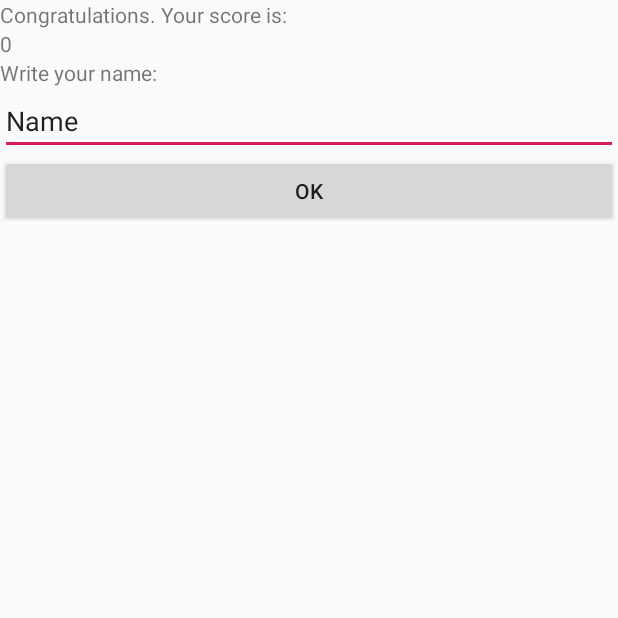
After one commit to OndrejSliva/pacman, an Android app: the WriteNameActivity screen opened directly, with no data from a screen before it, on a phone screen of 412 x 824 dp, the top half of it. The commit adds this screen. Run offline under Robolectric (Android 15) with nearby library versions, the phone set to English and light mode, and no system bars.

Commit message:
added high score, added new level

```diff
--- a/app/src/main/AndroidManifest.xml
+++ b/app/src/main/AndroidManifest.xml
@@ -19,6 +19,8 @@
         <activity android:name=".GameActivity" />
         <activity android:name=".SettingActivity" />
         <activity android:name=".ChooseLevelActivity" />
+        <activity android:name=".HighScoreActivity" />
+        <activity android:name=".WriteNameActivity" />
     </application>
 
 </manifest>
--- a/app/src/main/assets/levels.txt
+++ b/app/src/main/assets/levels.txt
@@ -1,3 +1,4 @@
 20,15,1,1,1,1,1,1,1,1,1,1,1,1,1,1,1,1,1,1,1,1,1,0,0,3,0,0,0,0,0,0,0,0,0,0,0,0,0,0,0,1,1,0,1,1,1,1,1,1,1,0,1,1,1,1,1,1,1,1,0,1,1,0,0,0,0,0,0,0,0,0,0,0,0,0,0,3,0,0,0,1,1,0,1,1,1,0,1,1,1,0,1,1,1,0,1,1,1,1,0,1,1,0,1,0,0,0,0,0,1,0,1,0,0,0,0,0,0,1,0,1,1,0,1,0,1,0,1,0,1,0,1,0,1,0,1,1,0,1,0,1,1,0,0,0,1,0,1,0,0,0,0,0,1,0,1,1,0,0,0,1,1,0,1,0,1,0,1,0,1,0,1,0,1,0,1,1,0,1,0,1,1,0,1,0,0,0,0,0,1,2,1,0,0,0,0,0,0,1,0,1,1,0,1,1,1,0,1,1,1,0,1,1,1,0,1,1,1,1,0,1,1,0,0,0,0,0,0,0,0,0,0,0,0,0,0,0,3,0,0,1,1,0,1,1,1,1,1,1,1,0,1,1,1,1,1,1,1,1,0,1,1,0,0,0,3,0,0,0,0,0,0,0,0,0,0,0,0,0,0,1,1,1,1,1,1,1,1,1,1,1,1,1,1,1,1,1,1,1,1,1
 23,19,1,1,1,1,1,1,1,1,1,1,1,1,1,1,1,1,1,1,1,1,1,1,1,1,0,0,0,0,0,0,0,0,0,0,1,0,0,0,0,0,0,0,0,0,0,1,1,0,1,1,0,1,0,1,1,1,0,1,0,1,1,1,0,1,3,1,1,0,1,1,0,1,3,0,1,0,1,0,0,0,0,0,0,0,1,0,1,0,0,1,0,1,1,0,0,0,1,1,0,1,0,1,1,0,1,1,0,1,0,1,1,0,0,0,1,1,0,1,0,0,0,0,0,0,0,1,0,1,0,0,0,0,0,0,0,1,0,1,1,0,1,1,1,0,1,0,1,0,0,0,0,0,1,0,1,0,1,1,1,0,1,1,0,0,0,0,0,1,0,1,1,1,0,1,1,1,0,1,0,0,0,0,0,1,1,1,1,0,1,1,1,0,0,0,0,0,0,0,0,0,1,1,1,0,1,1,1,1,0,0,0,0,0,0,0,1,0,1,1,1,0,1,0,0,0,0,0,0,0,1,1,0,1,1,1,1,1,0,1,0,0,0,0,0,1,0,1,1,1,1,1,0,1,1,0,0,0,0,0,0,0,1,1,1,0,1,1,1,0,0,0,0,0,0,0,1,1,0,1,1,1,0,1,0,0,0,0,0,0,0,0,0,1,0,1,1,1,0,1,1,0,0,0,1,0,1,0,1,1,1,2,1,1,1,0,1,0,1,0,0,0,1,1,0,1,0,1,0,1,0,0,0,1,0,1,0,0,0,1,3,1,0,1,0,1,1,0,1,0,3,0,1,0,1,0,1,0,1,0,1,0,1,0,0,0,1,0,1,1,0,1,1,1,0,1,0,1,0,1,0,1,0,1,0,1,0,1,1,1,0,1,1,0,0,0,0,0,0,0,1,0,0,0,0,0,1,0,0,0,0,0,0,0,1,1,1,1,1,1,1,1,1,1,1,1,1,1,1,1,1,1,1,1,1,1,1,1
 21,17,1,1,1,1,1,1,1,1,1,1,1,1,1,1,1,1,1,1,1,1,1,1,0,0,0,0,0,0,0,0,0,0,0,0,0,0,3,0,0,0,0,1,1,0,1,1,1,1,1,0,1,1,1,1,1,0,1,1,1,1,1,0,1,1,0,0,3,0,0,0,0,0,0,0,0,0,0,0,0,0,0,0,0,1,1,0,1,0,1,1,1,1,0,1,1,1,0,1,1,1,1,0,1,0,1,1,0,1,0,0,0,0,0,0,0,0,0,0,0,0,0,0,0,1,0,1,1,0,1,0,1,0,1,1,1,1,0,1,1,1,1,0,1,0,1,0,1,1,0,1,0,1,0,0,0,0,0,0,0,0,0,0,0,1,0,1,0,1,1,0,0,0,1,0,1,1,1,1,1,1,1,1,1,0,1,0,0,0,1,1,0,1,0,1,0,0,0,0,0,2,0,0,0,0,0,1,0,1,0,1,1,0,1,0,1,0,1,1,1,1,0,1,1,1,1,0,1,0,1,0,1,1,0,1,0,0,0,0,0,0,0,0,0,0,0,0,0,0,0,1,0,1,1,0,1,0,1,1,1,1,0,1,1,1,0,1,1,1,1,0,1,0,1,1,0,0,0,0,0,0,0,0,0,0,0,0,0,0,0,3,0,0,0,1,1,0,1,1,1,1,1,0,1,1,1,1,1,0,1,1,1,1,1,0,1,1,0,0,0,3,0,0,0,0,0,0,0,0,0,0,0,0,0,0,0,1,1,1,1,1,1,1,1,1,1,1,1,1,1,1,1,1,1,1,1,1,1
+21,17,1,1,1,1,1,1,1,1,1,1,1,1,1,1,1,1,1,1,1,1,1,1,0,0,0,0,0,0,0,0,0,0,0,0,0,0,0,0,0,0,0,1,1,0,1,0,1,0,1,0,1,0,1,0,1,0,1,0,1,3,1,0,1,1,0,3,0,0,0,0,0,0,0,0,0,0,0,0,0,0,0,0,0,1,1,0,1,0,1,0,1,0,1,0,1,0,1,0,1,0,1,0,1,0,1,1,0,0,0,0,0,0,0,0,0,0,0,0,0,0,0,0,0,0,0,1,1,0,1,0,1,0,1,0,1,0,1,0,1,0,1,0,1,0,1,0,1,1,0,0,0,0,0,0,0,0,0,0,0,0,0,0,0,0,0,0,0,1,1,0,1,0,1,0,1,0,1,0,1,0,1,0,1,0,1,0,1,0,1,1,0,0,0,0,0,0,0,0,0,2,0,0,0,0,0,0,0,0,0,1,1,0,1,0,1,0,1,0,1,0,1,0,1,0,1,0,1,0,1,0,1,1,0,0,0,0,0,0,0,0,0,0,0,0,0,0,0,0,0,0,0,1,1,0,1,0,1,0,1,0,1,0,1,0,1,0,1,0,1,0,1,0,1,1,0,0,0,0,0,0,0,0,0,0,0,0,0,0,0,0,0,3,0,1,1,0,1,3,1,0,1,0,1,0,1,0,1,0,1,0,1,0,1,0,1,1,0,0,0,0,0,0,0,0,0,0,0,0,0,0,0,0,0,0,0,1,1,1,1,1,1,1,1,1,1,1,1,1,1,1,1,1,1,1,1,1,1
--- a/app/src/main/java/com/example/ondrej/pacman/GameScreen.java
+++ b/app/src/main/java/com/example/ondrej/pacman/GameScreen.java
@@ -57,7 +57,9 @@ public class GameScreen extends SurfaceView {
     private void isEnd() {
         if (this.level.isEnd()) {
             mainThread.setRunning(false);
-            Intent intent = new Intent(context, MainActivity.class);
+            Intent intent = new Intent(context, WriteNameActivity.class);
+            intent.putExtra("score", level.getScore());
+            intent.putExtra("levelId", levelId);
             context.startActivity(intent);
         }
     }
--- a/app/src/main/java/com/example/ondrej/pacman/MainActivity.java
+++ b/app/src/main/java/com/example/ondrej/pacman/MainActivity.java
@@ -25,6 +25,11 @@ public class MainActivity extends Activity {
         startActivity(intent);
     }
 
+    public void highScore(View view) {
+        Intent intent = new Intent(getApplicationContext(), HighScoreActivity.class);
+        startActivity(intent);
+    }
+
     private void loadScreenSizeInfo() {
         Display display = getWindowManager().getDefaultDisplay();
         Point p = new Point();
--- /dev/null
+++ b/app/src/main/java/com/example/ondrej/pacman/WriteNameActivity.java
@@ -0,0 +1,52 @@
+package com.example.ondrej.pacman;
+
+import android.app.Activity;
+import android.content.Intent;
+import android.os.Bundle;
+import android.view.KeyEvent;
+import android.view.View;
+import android.widget.EditText;
+import android.widget.TextView;
+import android.widget.Toast;
+
+import androidx.annotation.Nullable;
+
+public class WriteNameActivity extends Activity {
+
+    private int score;
+    private int levelId;
+    private DatabaseHelper databaseHelper;
+
+    @Override
+    protected void onCreate(@Nullable Bundle savedInstanceState) {
+        super.onCreate(savedInstanceState);
+        setContentView(R.layout.write_name_layout);
+        Intent intent = getIntent();
+        score = intent.getIntExtra("score", 0);
+        levelId = intent.getIntExtra("levelId", 0);
+
+        TextView scoreTextView = (TextView) findViewById(R.id.score_text_view);
+        scoreTextView.setText(String.valueOf(score));
+        databaseHelper = new DatabaseHelper(getApplicationContext());
+    }
+
+
+    public void saveScore(View view) {
+        EditText nameEditText = (EditText) findViewById(R.id.edit_text_score_name);
+        this.databaseHelper.addScore(nameEditText.getText().toString(), score, levelId);
+        Intent intent = new Intent(getApplicationContext(), HighScoreActivity.class);
+        startActivity(intent);
+    }
+
+    @Override
+    public boolean onKeyDown(int keyCode, KeyEvent event)  {
+        if (keyCode == KeyEvent.KEYCODE_BACK ) {
+            //Intent intent = new Intent(getApplicationContext(), HighScoreActivity.class);
+            //startActivity(intent);
+            Toast.makeText(getApplicationContext(), "Musíte vyplnit jméno", Toast.LENGTH_SHORT).show();
+            return true;
+        }
+
+        return super.onKeyDown(keyCode, event);
+    }
+}
--- /dev/null
+++ b/app/src/main/res/layout/write_name_layout.xml
@@ -0,0 +1,39 @@
+<?xml version="1.0" encoding="utf-8"?>
+<LinearLayout xmlns:android="http://schemas.android.com/apk/res/android"
+    android:layout_width="match_parent"
+    android:layout_height="match_parent"
+    android:orientation="vertical">
+
+    <TextView
+        android:layout_width="match_parent"
+        android:layout_height="wrap_content"
+        android:text="Congratulations. Your score is:" />
+
+    <TextView
+        android:id="@+id/score_text_view"
+        android:layout_width="match_parent"
+        android:layout_height="wrap_content"
+        android:text="TextView" />
+
+    <TextView
+        android:id="@+id/textView2"
+        android:layout_width="match_parent"
+        android:layout_height="wrap_content"
+        android:text="Write your name:" />
+
+    <EditText
+        android:id="@+id/edit_text_score_name"
+        android:layout_width="match_parent"
+        android:layout_height="wrap_content"
+        android:ems="10"
+        android:inputType="textPersonName"
+        android:text="Name" />
+
+    <Button
+        android:id="@+id/button"
+        android:layout_width="match_parent"
+        android:layout_height="wrap_content"
+        android:onClick="saveScore"
+        android:text="Ok" />
+
+</LinearLayout>
```
Also changed, not shown: app/src/main/java/com/example/ondrej/pacman/DatabaseHelper.java (added, +90 -0 lines), app/src/main/java/com/example/ondrej/pacman/HighScore.java (added, +28 -0 lines), app/src/main/java/com/example/ondrej/pacman/HighScoreActivity.java (added, +155 -0 lines), app/src/main/java/com/example/ondrej/pacman/HighScoreAdapter.java (added, +40 -0 lines), app/src/main/java/com/example/ondrej/pacman/Level.java (+21 -16 lines), app/src/main/res/layout/activity_main.xml (+13 -3 lines), app/src/main/res/layout/high_score_activity.xml (added, +56 -0 lines), app/src/main/res/layout/high_score_item.xml (added, +44 -0 lines).
